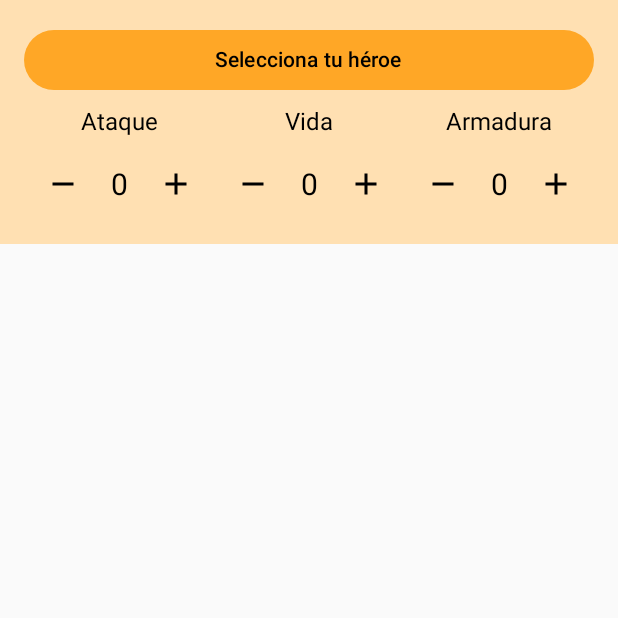
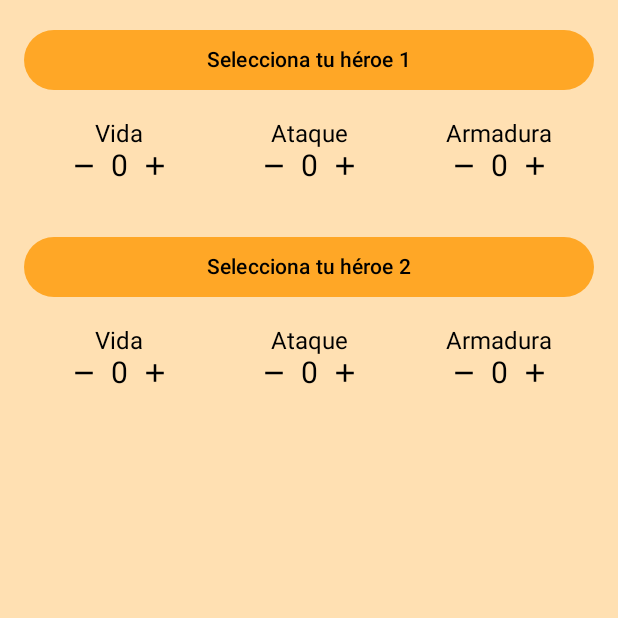
Before and after one commit to chimydevs/Valka, an Android app built with Jetpack Compose: the contadores screen opened through its navigation route, on a phone screen of 412 x 824 dp, the top half of it. Run offline under Robolectric (Android 15) with nearby library versions, the phone set to English and light mode, and no system bars.

Commit message:
Hero2Counters

```diff
--- a/app/src/main/java/com/chimy/valkaapp/ui/screens/ContadoresScreen.kt
+++ b/app/src/main/java/com/chimy/valkaapp/ui/screens/ContadoresScreen.kt
@@ -6,9 +6,11 @@ import androidx.compose.foundation.layout.Box
 import androidx.compose.foundation.layout.Column
 import androidx.compose.foundation.layout.Row
 import androidx.compose.foundation.layout.Spacer
+import androidx.compose.foundation.layout.fillMaxSize
 import androidx.compose.foundation.layout.fillMaxWidth
 import androidx.compose.foundation.layout.height
 import androidx.compose.foundation.layout.padding
+import androidx.compose.foundation.layout.size
 import androidx.compose.foundation.layout.width
 import androidx.compose.foundation.layout.wrapContentWidth
 import androidx.compose.material.icons.Icons
@@ -37,37 +39,52 @@ import com.chimy.valkaapp.viewmodel.CounterViewModel
 
 @Composable
 fun HeroCounterContainer(viewModel: CounterViewModel = viewModel()) {
-    var expanded by remember { mutableStateOf(false) }
-    val selectedHero by viewModel.selectedHero // Observa el estado del héroe seleccionado
-    val health by viewModel.health
-    val attack by viewModel.attack
-    val armor by viewModel.armor
+    // Estados de expansión de los menús desplegables
+    var expandedHero1 by remember { mutableStateOf(false) }
+    var expandedHero2 by remember { mutableStateOf(false) }
+
+    // Selección y estados de los héroes
+    val selectedHero1 by viewModel.selectedHero1
+    val selectedHero2 by viewModel.selectedHero2
+
+    val health1 by viewModel.health1
+    val attack1 by viewModel.attack1
+    val armor1 by viewModel.armor1
+
+    val health2 by viewModel.health2
+    val attack2 by viewModel.attack2
+    val armor2 by viewModel.armor2
+
+    // Interacción para el Dropdownmenu
     val interactionSource = remember { MutableInteractionSource() }
 
     Column(
-        modifier = Modifier.padding(16.dp)
+        modifier = Modifier
+            .padding(16.dp)
+            .fillMaxSize()
     ) {
-        // DropdownMenu for hero selection
+        // Caja héroe 1
+        Column {
             Box {
                 Button(
-                onClick = { expanded = !expanded },
+                    onClick = { expandedHero1 = !expandedHero1 },
                     modifier = Modifier.fillMaxWidth()
                 ) {
                     Text(
-                    text = selectedHero?.name ?: "Selecciona tu héroe", // Muestra el texto adecuado
+                        text = selectedHero1?.name ?: "Selecciona tu héroe 1",
                         color = MaterialTheme.colorScheme.onSurface
                     )
                 }
                 DropdownMenu(
-                expanded = expanded,
-                onDismissRequest = { expanded = false }
+                    expanded = expandedHero1,
+                    onDismissRequest = { expandedHero1 = false }
                 ) {
                     viewModel.heroes.forEach { hero ->
                         DropdownMenuItem(
                             text = { Text(text = hero.name) },
                             onClick = {
-                            viewModel.onHeroSelected(hero)
-                            expanded = false
+                                viewModel.onHero1Selected(hero)
+                                expandedHero1 = false
                             },
                             interactionSource = interactionSource
                         )
@@ -75,137 +92,157 @@ fun HeroCounterContainer(viewModel: CounterViewModel = viewModel()) {
                 }
             }
 
-        Spacer(modifier = Modifier.height(8.dp))
+            Spacer(modifier = Modifier.height(16.dp))
 
-        // Row for the counters
+            // Contadores para el héroe 1
             Row(
                 modifier = Modifier.fillMaxWidth(),
-            horizontalArrangement = Arrangement.SpaceBetween
+                horizontalArrangement = Arrangement.SpaceEvenly
             ) {
-            // Attack counter
                 Column(
                     horizontalAlignment = Alignment.CenterHorizontally,
                     modifier = Modifier.weight(1f)
                 ) {
-                Text(text = "Ataque")
-                Spacer(modifier = Modifier.height(8.dp))
-                Row(
-                    horizontalArrangement = Arrangement.Center,
-                    verticalAlignment = Alignment.CenterVertically,
+                    CounterRow(
+                        label = "Vida",
+                        value = health1,
+                        onIncrease = { viewModel.increaseHealth1() },
+                        onDecrease = { viewModel.decreaseHealth1() }
+                    )
+                }
+                Column(
+                    horizontalAlignment = Alignment.CenterHorizontally,
+                    modifier = Modifier.weight(1f)
+                ) {
+                    CounterRow(
+                        label = "Ataque",
+                        value = attack1,
+                        onIncrease = { viewModel.increaseAttack1() },
+                        onDecrease = { viewModel.decreaseAttack1() }
+                    )
+                }
+                Column(
+                    horizontalAlignment = Alignment.CenterHorizontally,
+                    modifier = Modifier.weight(1f)
+                ) {
+                    CounterRow(
+                        label = "Armadura",
+                        value = armor1,
+                        onIncrease = { viewModel.increaseArmor1() },
+                        onDecrease = { viewModel.decreaseArmor1() }
+                    )
+                }
+            }
+        }
+
+        Spacer(modifier = Modifier.height(32.dp))
+
+        // Caja héroe 2
+        Column {
+            Box {
+                Button(
+                    onClick = { expandedHero2 = !expandedHero2 },
                     modifier = Modifier.fillMaxWidth()
                 ) {
-                    IconButton(onClick = { viewModel.decreaseAttack() }) {
-                        Icon(
-                            imageVector = Icons.Filled.Remove,
-                            contentDescription = "Decrease Attack"
+                    Text(
+                        text = selectedHero2?.name ?: "Selecciona tu héroe 2",
+                        color = MaterialTheme.colorScheme.onSurface
                     )
+                }
+                DropdownMenu(
+                    expanded = expandedHero2,
+                    onDismissRequest = { expandedHero2 = false }
+                ) {
+                    viewModel.heroes.forEach { hero ->
+                        DropdownMenuItem(
+                            text = { Text(text = hero.name) },
+                            onClick = {
+                                viewModel.onHero2Selected(hero)
+                                expandedHero2 = false
+                            },
+                            interactionSource = interactionSource
+                        )
+                    }
+                }
+            }
+
+            Spacer(modifier = Modifier.height(16.dp))
+
+            // Contadores para el héroe 2
+            Row(
+                modifier = Modifier.fillMaxWidth(),
+                horizontalArrangement = Arrangement.SpaceEvenly
+            ) {
+                Column(
+                    horizontalAlignment = Alignment.CenterHorizontally,
+                    modifier = Modifier.weight(1f)
+                ) {
+                    CounterRow(
+                        label = "Vida",
+                        value = health2,
+                        onIncrease = { viewModel.increaseHealth2() },
+                        onDecrease = { viewModel.decreaseHealth2() }
+                    )
+                }
+                Column(
+                    horizontalAlignment = Alignment.CenterHorizontally,
+                    modifier = Modifier.weight(1f)
+                ) {
+                    CounterRow(
+                        label = "Ataque",
+                        value = attack2,
+                        onIncrease = { viewModel.increaseAttack2() },
+                        onDecrease = { viewModel.decreaseAttack2() }
+                    )
+                }
+                Column(
+                    horizontalAlignment = Alignment.CenterHorizontally,
+                    modifier = Modifier.weight(1f)
+                ) {
+                    CounterRow(
+                        label = "Armadura",
+                        value = armor2,
+                        onIncrease = { viewModel.increaseArmor2() },
+                        onDecrease = { viewModel.decreaseArmor2() }
+                    )
+                }
+            }
+        }
+    }
+}
+
+@Composable
+fun CounterRow(label: String, value: Int, onIncrease: () -> Unit, onDecrease: () -> Unit) {
+    Column(
+        horizontalAlignment = Alignment.CenterHorizontally,
+        modifier = Modifier
+            .padding(horizontal = 8.dp)
+            .width(100.dp) // Asegura que todos los contadores tengan el mismo ancho
+    ) {
+        Text(text = label)
+        Row(
+            verticalAlignment = Alignment.CenterVertically,
+            modifier = Modifier.wrapContentWidth()
+        ) {
+            IconButton(onClick = onDecrease, modifier = Modifier.size(20.dp)) {
+                Icon(imageVector = Icons.Filled.Remove, contentDescription = "Decrease")
             }
             Spacer(modifier = Modifier.width(8.dp))
             Text(
-                        text = "$attack",
+                text = value.toString(),
                 modifier = Modifier
                     .wrapContentWidth(),
                 textAlign = TextAlign.Center,
                 fontSize = 20.sp
             )
             Spacer(modifier = Modifier.width(8.dp))
-                    IconButton(onClick = { viewModel.increaseAttack() }) {
-                        Icon(imageVector = Icons.Filled.Add, contentDescription = "Increase Attack")
-                    }
-                }
-            }
-
-            // Health counter
-            Column(
-                horizontalAlignment = Alignment.CenterHorizontally,
-                modifier = Modifier.weight(1f)
-            ) {
-                Text(text = "Vida")
-                Spacer(modifier = Modifier.height(8.dp))
-                Row(
-                    horizontalArrangement = Arrangement.Center,
-                    verticalAlignment = Alignment.CenterVertically,
-                    modifier = Modifier.fillMaxWidth()
-                ) {
-                    IconButton(onClick = { viewModel.decreaseHealth() }) {
-                        Icon(
-                            imageVector = Icons.Filled.Remove,
-                            contentDescription = "Decrease Health"
-                        )
-                    }
-                    Spacer(modifier = Modifier.width(8.dp))
-                    Text(
-                        text = "$health",
-                        modifier = Modifier
-                            .wrapContentWidth(),
-                        textAlign = TextAlign.Center,
-                        fontSize = 20.sp
-                    )
-                    Spacer(modifier = Modifier.width(8.dp))
-                    IconButton(onClick = { viewModel.increaseHealth() }) {
-                        Icon(imageVector = Icons.Filled.Add, contentDescription = "Increase Health")
-                    }
-                }
-            }
-
-            // Armor counter
-            Column(
-                horizontalAlignment = Alignment.CenterHorizontally,
-                modifier = Modifier.weight(1f)
-            ) {
-                Text(text = "Armadura")
-                Spacer(modifier = Modifier.height(8.dp))
-                Row(
-                    horizontalArrangement = Arrangement.Center,
-                    verticalAlignment = Alignment.CenterVertically,
-                    modifier = Modifier.fillMaxWidth()
-                ) {
-                    IconButton(onClick = { viewModel.decreaseArmor() }) {
-                        Icon(
-                            imageVector = Icons.Filled.Remove,
-                            contentDescription = "Decrease Armor"
-                        )
-                    }
-                    Spacer(modifier = Modifier.width(8.dp))
-                    Text(
-                        text = "$armor",
-                        modifier = Modifier
-                            .wrapContentWidth(),
-                        textAlign = TextAlign.Center,
-                        fontSize = 20.sp
-                    )
-                    Spacer(modifier = Modifier.width(8.dp))
-                    IconButton(onClick = { viewModel.increaseArmor() }) {
-                        Icon(imageVector = Icons.Filled.Add, contentDescription = "Increase Armor")
+            IconButton(onClick = onIncrease, modifier = Modifier.size(20.dp)) {
+                Icon(imageVector = Icons.Filled.Add, contentDescription = "Increase")
             }
         }
     }
 }
 
-    }
-}
-
-
-@Composable
-fun CounterRow(label: String, value: Int, onIncrease: () -> Unit, onDecrease: () -> Unit) {
-    Column(
-        horizontalAlignment = Alignment.CenterHorizontally,
-        modifier = Modifier.padding(horizontal = 8.dp)
-    ) {
-        Text(text = label)
-        Row {
-            Button(onClick = onDecrease) {
-                Text(text = "-")
-            }
-            Spacer(modifier = Modifier.width(8.dp))
-            Text(text = value.toString())
-            Spacer(modifier = Modifier.width(8.dp))
-            Button(onClick = onIncrease) {
-                Text(text = "+")
-            }
-        }
-    }
-}
 
 @Preview
 @Composable
```
Also changed, not shown: app/src/main/java/com/chimy/valkaapp/viewmodel/CountersViewModel.kt (+60 -28 lines). Lines whose indentation alone changed are shown as unchanged.
